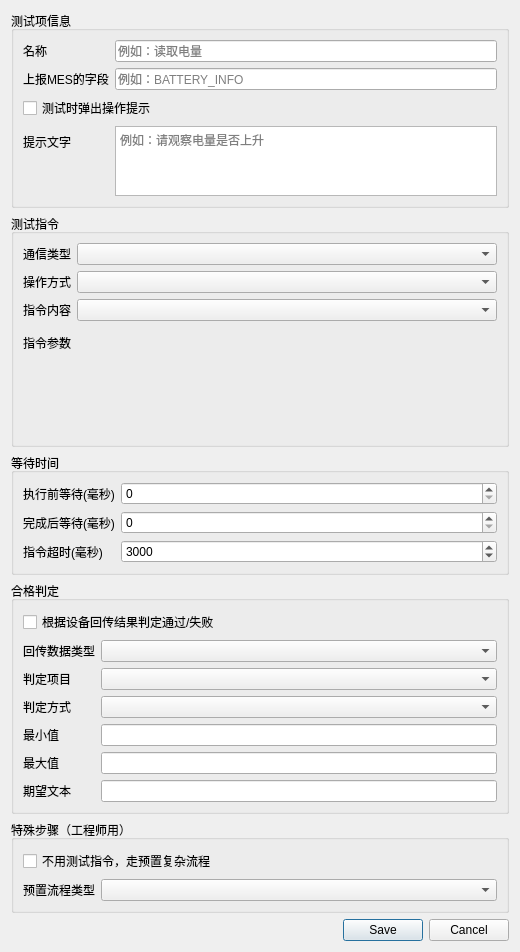
Qt form platform/settings/widgets/test_case_edit_dialog.ui (yuhuang163/test) before a commit.
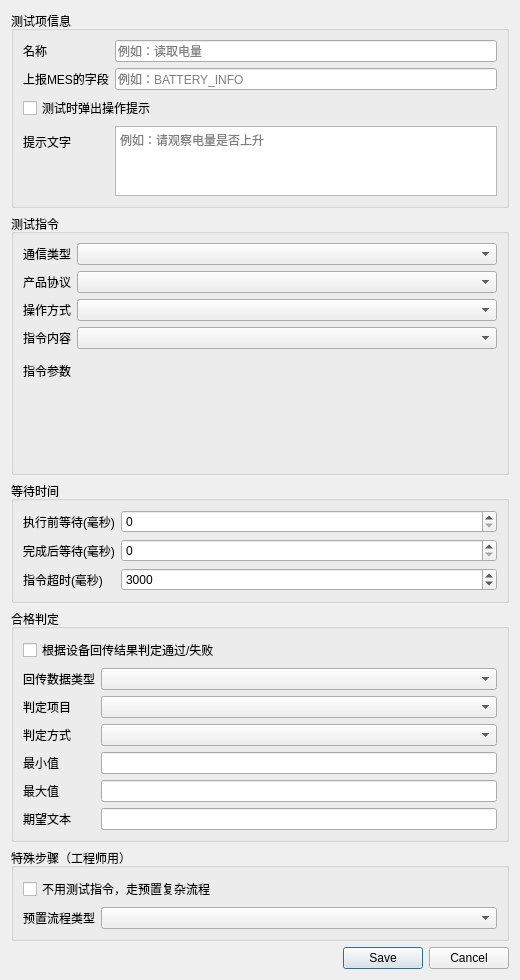
The same form after that commit.

Commit message: 更新测试用例配置，统一添加Protocol参数为Qfctp，优化设备命令处理，提升测试用例的兼容性和可维护性

What changed in the file:
```diff
--- a/platform/settings/widgets/test_case_edit_dialog.ui
+++ b/platform/settings/widgets/test_case_edit_dialog.ui
@@ -101,33 +101,43 @@
        <widget class="QComboBox" name="comboBox_sendChannel"/>
       </item>
       <item row="1" column="0">
+       <widget class="QLabel" name="label_productProtocol">
+        <property name="text">
+         <string>产品协议</string>
+        </property>
+       </widget>
+      </item>
+      <item row="1" column="1">
+       <widget class="QComboBox" name="comboBox_productProtocol"/>
+      </item>
+      <item row="2" column="0">
        <widget class="QLabel" name="label_action">
         <property name="text">
          <string>操作方式</string>
         </property>
        </widget>
       </item>
-      <item row="1" column="1">
+      <item row="2" column="1">
        <widget class="QComboBox" name="comboBox_action"/>
       </item>
-      <item row="2" column="0">
+      <item row="3" column="0">
        <widget class="QLabel" name="label_deviceCmd">
         <property name="text">
          <string>指令内容</string>
         </property>
        </widget>
       </item>
-      <item row="2" column="1">
+      <item row="3" column="1">
        <widget class="QComboBox" name="comboBox_deviceCmd"/>
       </item>
-      <item row="3" column="0">
+      <item row="4" column="0">
        <widget class="QLabel" name="label_param">
         <property name="text">
          <string>指令参数</string>
         </property>
        </widget>
       </item>
-      <item row="3" column="1">
+      <item row="4" column="1">
        <widget class="QStackedWidget" name="stackedWidget_param">
         <property name="currentIndex">
          <number>0</number>
@@ -167,7 +177,7 @@
         </widget>
        </widget>
       </item>
-      <item row="4" column="0" colspan="2">
+      <item row="5" column="0" colspan="2">
        <widget class="QLabel" name="label_sendParamHint">
         <property name="text">
          <string/>
```
The commit also changes 72 other files.
